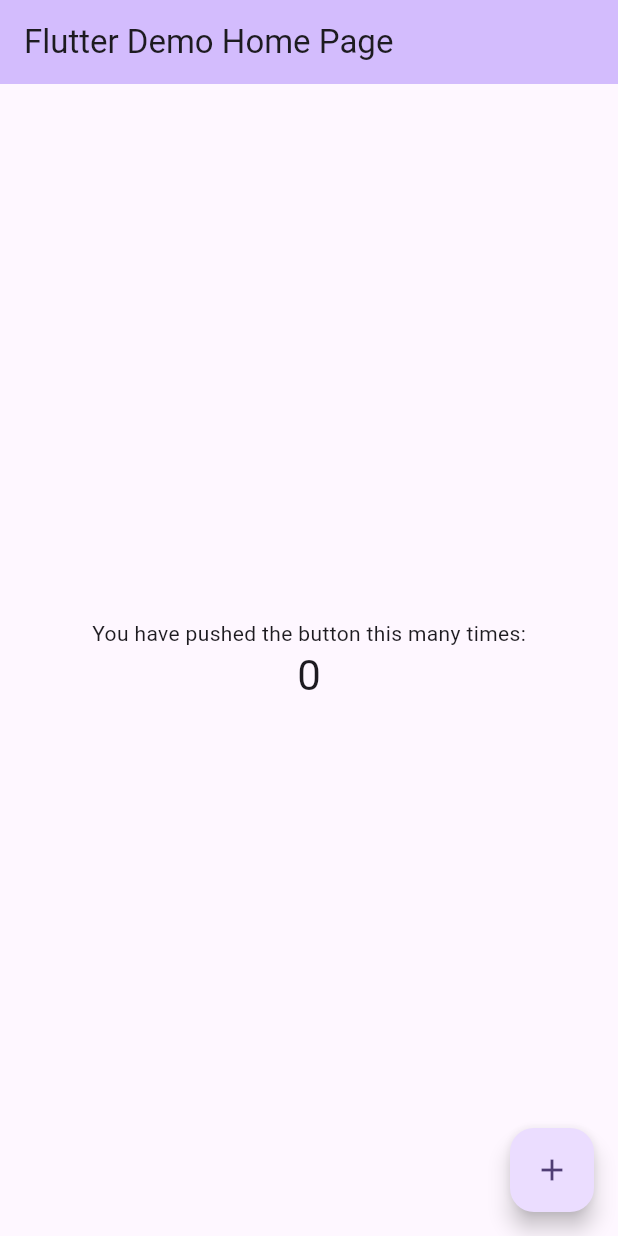
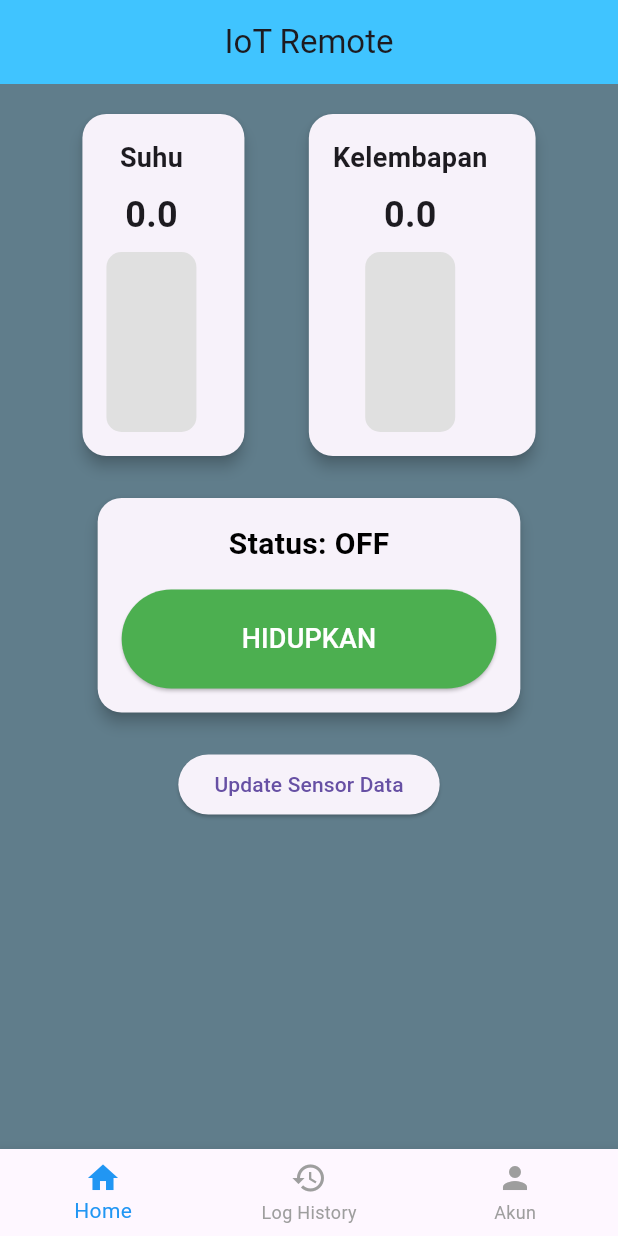
Before and after one commit to pr0ximacentauri/JanggelIn, a Flutter app: the screen it shows after launch, on a phone screen of 412 x 824 dp. Run offline on Flutter 3.47's test engine with Material 3 defaults, Android fonts, the phone set to English and light mode, and no system bars; our stand-ins replace supabase_flutter; accounts and stored records are empty; statements that could not run were skipped.

Commit message:
membuat home screen dengan data dummy

```diff
--- a/lib/main.dart
+++ b/lib/main.dart
@@ -1,7 +1,20 @@
+import 'package:c3_ppl_agro/const.dart';
 import 'package:flutter/material.dart';
+import 'package:provider/provider.dart';
+import 'view_models/device_view_model.dart';
+import 'views/screens/home_screen.dart';
 
-void main() {
-  runApp(const MyApp());
+void main() async{
+  print("Supabase URL: ${AppConfig.supabaseUrl}");
+  print("MQTT Broker: ${AppConfig.mqttBroker}");
+  runApp(
+    MultiProvider(
+        providers: [
+          ChangeNotifierProvider(create: (_) => DeviceViewModel()),
+        ],
+    child: MyApp()
+    ),
+  );
 }
 
 class MyApp extends StatelessWidget {
@@ -11,27 +24,8 @@ class MyApp extends StatelessWidget {
   @override
   Widget build(BuildContext context) {
     return MaterialApp(
-      title: 'Flutter Demo',
-      theme: ThemeData(
-        // This is the theme of your application.
-        //
-        // TRY THIS: Try running your application with "flutter run". You'll see
-        // the application has a purple toolbar. Then, without quitting the app,
-        // try changing the seedColor in the colorScheme below to Colors.green
-        // and then invoke "hot reload" (save your changes or press the "hot
-        // reload" button in a Flutter-supported IDE, or press "r" if you used
-        // the command line to start the app).
-        //
-        // Notice that the counter didn't reset back to zero; the application
-        // state is not lost during the reload. To reset the state, use hot
-        // restart instead.
-        //
-        // This works for code too, not just values: Most code changes can be
-        // tested with just a hot reload.
-        colorScheme: ColorScheme.fromSeed(seedColor: Colors.deepPurple),
-        useMaterial3: true,
-      ),
-      home: const MyHomePage(title: 'Flutter Demo Home Page'),
+        debugShowCheckedModeBanner: false,
+        home: HomeScreen(),
     );
   }
 }
--- a/lib/models/device.dart
+++ b/lib/models/device.dart
@@ -0,0 +1,27 @@
+// entity sementara
+class Device {
+  final String id;
+  bool status;
+  double temperature;
+  double humidity;
+
+  Device({required this.id, this.status = false, this.temperature = 0.0, this.humidity = 0.0});
+
+  Map<String, dynamic> toJson() {
+    return {
+      'id': id,
+      'status': status,
+      'temperature': temperature,
+      'humidity': humidity
+    };
+  }
+
+  factory Device.fromJson(Map<String, dynamic> json) {
+    return Device(
+      id: json['id'],
+      status: json['status'] as bool,
+      temperature: json['temperature'] as double,
+      humidity: json['humidity'] as double,
+    );
+  }
+}
--- a/lib/models/sensor.dart
+++ /dev/null
@@ -1,24 +0,0 @@
-class Sensor {
-  final int? id;
-  final double? temperature;
-  final double? humidity;
-  final DateTime? timestamp;
-
-
-  Sensor(
-      {this.id,
-      this.temperature,
-      this.humidity,
-      this.timestamp
-      });
-
-
-  factory Sensor.fromJson(Map<String, dynamic> json) {
-    return Sensor(
-      id: json['id'] as int?,
-      temperature: json['temperature'] as double?,
-      timestamp: json['timestamp'] as DateTime?,
-      humidity: json['humidity'] as double?,
-    );
-  }
-}
--- /dev/null
+++ b/lib/view_models/device_view_model.dart
@@ -0,0 +1,20 @@
+import 'dart:math';
+import 'package:flutter/material.dart';
+import '../models/device.dart';
+
+class DeviceViewModel extends ChangeNotifier {
+  Device _device = Device(id: "jamur_01");
+
+  Device get device => _device;
+
+  void toggleDevice() {
+    _device.status = !_device.status;
+    notifyListeners();
+  }
+
+  void updateSensorData() {
+    _device.temperature = Random().nextDouble() * 10 + 25; // 25 - 35°C
+    _device.humidity = Random().nextDouble() * 20 + 60; // 60 - 80%
+    notifyListeners();
+  }
+}
--- a/lib/views/screens/home_screen.dart
+++ b/lib/views/screens/home_screen.dart
@@ -0,0 +1,73 @@
+import 'package:flutter/material.dart';
+import 'package:provider/provider.dart';
+import '../../view_models/device_view_model.dart';
+import '../widgets/sensor_card.dart';
+import '../widgets/power_card.dart';
+
+class HomeScreen extends StatelessWidget {
+  const HomeScreen({super.key});
+
+  @override
+  Widget build(BuildContext context) {
+    final deviceVM = Provider.of<DeviceViewModel>(context);
+
+    return Scaffold(
+      appBar: AppBar(title: Text("IoT Remote"), centerTitle: true, backgroundColor: Colors.lightBlueAccent,),
+      backgroundColor: Colors.blueGrey,
+      body: SingleChildScrollView(
+        padding: EdgeInsets.all(16),
+        child: Column(
+          children: [
+            Row(
+              mainAxisAlignment: MainAxisAlignment.spaceEvenly,
+              children: [
+                SensorCard(
+                  title: "Suhu",
+                  value: deviceVM.device.temperature,
+                  minValue: 25,
+                  maxValue: 35,
+                  color: Colors.orange,
+                ),
+                SensorCard(
+                  title: "Kelembapan",
+                  value: deviceVM.device.humidity,
+                  minValue: 60,
+                  maxValue: 80,
+                  color: Colors.blue,
+                ),
+              ],
+            ),
+            SizedBox(height: 20),
+            PowerCard(
+              isOn: deviceVM.device.status,
+              onToggle: deviceVM.toggleDevice,
+            ),
+            SizedBox(height: 20),
+            ElevatedButton(
+              onPressed: deviceVM.updateSensorData,
+              child: Text("Update Sensor Data"),
+            ),
+          ],
+        ),
+      ),
+      bottomNavigationBar: BottomNavigationBar(
+        selectedItemColor: Colors.blue,
+        unselectedItemColor: Colors.grey,
+        items: [
+          BottomNavigationBarItem(
+            icon: Icon(Icons.home),
+            label: 'Home',
+          ),
+          BottomNavigationBarItem(
+            icon: Icon(Icons.history),
+            label: 'Log History',
+          ),
+          BottomNavigationBarItem(
+            icon: Icon(Icons.person),
+            label: 'Akun',
+          ),
+        ],
+      ),
+    );
+  }
+}
--- /dev/null
+++ b/lib/views/widgets/power_card.dart
@@ -0,0 +1,37 @@
+import 'package:flutter/material.dart';
+
+class PowerCard extends StatelessWidget {
+  final bool isOn;
+  final VoidCallback onToggle;
+
+  const PowerCard({super.key, required this.isOn, required this.onToggle});
+
+  @override
+  Widget build(BuildContext context) {
+    return Card(
+      shape: RoundedRectangleBorder(borderRadius: BorderRadius.circular(16)),
+      elevation: 4,
+      child: Padding(
+        padding: const EdgeInsets.all(16),
+        child: Column(
+          mainAxisSize: MainAxisSize.min,
+          children: [
+            Text(
+              "Status: ${isOn ? "ON" : "OFF"}",
+              style: TextStyle(fontSize: 20, fontWeight: FontWeight.bold, color: Colors.black),
+            ),
+            SizedBox(height: 16),
+            ElevatedButton(
+              onPressed: onToggle,
+              style: ElevatedButton.styleFrom(
+                backgroundColor: isOn ? Colors.red : Colors.green,
+                padding: EdgeInsets.symmetric(horizontal:80, vertical: 20),
+              ),
+              child: Text(isOn ? "MATIKAN" : "HIDUPKAN", style: TextStyle(fontSize: 18, color: Colors.white)),
+            ),
+          ],
+        ),
+      ),
+    );
+  }
+}
--- /dev/null
+++ b/lib/views/widgets/sensor_card.dart
@@ -0,0 +1,80 @@
+import 'package:flutter/material.dart';
+
+class SensorCard extends StatelessWidget {
+  final String title;
+  final double value;
+  final double minValue;
+  final double maxValue;
+  final Color color;
+
+  const SensorCard({
+    super.key,
+    required this.title,
+    required this.value,
+    required this.minValue,
+    required this.maxValue,
+    required this.color,
+
+  });
+
+  @override
+  Widget build(BuildContext context) {
+    double progress = ((value - minValue) / (maxValue - minValue)).clamp(0.0, 1.0);
+
+    return Card(
+      shape: RoundedRectangleBorder(borderRadius: BorderRadius.circular(16)),
+      elevation: 4,
+      child: Padding(
+        padding: const EdgeInsets.all(16),
+        child: Row(
+          mainAxisAlignment: MainAxisAlignment.spaceEvenly,
+          children: [
+            _buildSensorColumn(title, value, progress, color),
+            const VerticalDivider(thickness: 1, color: Colors.grey),
+          ],
+        ),
+      ),
+    );
+  }
+
+  Widget _buildSensorColumn(String title, double value, double progress, Color color) {
+    return Column(
+      mainAxisSize: MainAxisSize.min,
+      children: [
+        Text(
+          title,
+          style: const TextStyle(fontSize: 18, fontWeight: FontWeight.bold),
+        ),
+        const SizedBox(height: 8),
+        Text(
+          "${value.toStringAsFixed(1)}",
+          style: const TextStyle(fontSize: 24, fontWeight: FontWeight.bold),
+        ),
+        const SizedBox(height: 8),
+        Container(
+          height: 120,
+          width: 60,
+          decoration: BoxDecoration(
+            color: Colors.grey[300],
+            borderRadius: BorderRadius.circular(10),
+          ),
+          child: Stack(
+            alignment: Alignment.bottomCenter,
+            children: [
+              FractionallySizedBox(
+                heightFactor: progress,
+                child: Container(
+                  width: double.infinity,
+                  decoration: BoxDecoration(
+                    color: color,
+                    borderRadius: BorderRadius.circular(10),
+                  ),
+                ),
+              ),
+            ],
+          ),
+        ),
+      ],
+    );
+  }
+}
--- a/pubspec.yaml
+++ b/pubspec.yaml
@@ -37,6 +37,8 @@ dependencies:
   postgrest: ^2.4.1
   flutter_dotenv: ^5.2.1
   supabase_flutter: ^2.8.4
+  mqtt_client: ^10.5.1
+  provider: ^6.1.4
 
 dev_dependencies:
   flutter_test:
```
Also changed, not shown: lib/models/services/mqtt_service.dart (+55 -0 lines), lib/models/services/supabase_service.dart (+13 -11 lines), lib/models/repositories/device_repository.dart (deleted), lib/models/repositories/sensor_repository.dart (deleted), lib/view_models/sensor_view_model.dart (deleted), lib/views/screens/setting_screen.dart (deleted), pubspec.lock, 1 other file.
